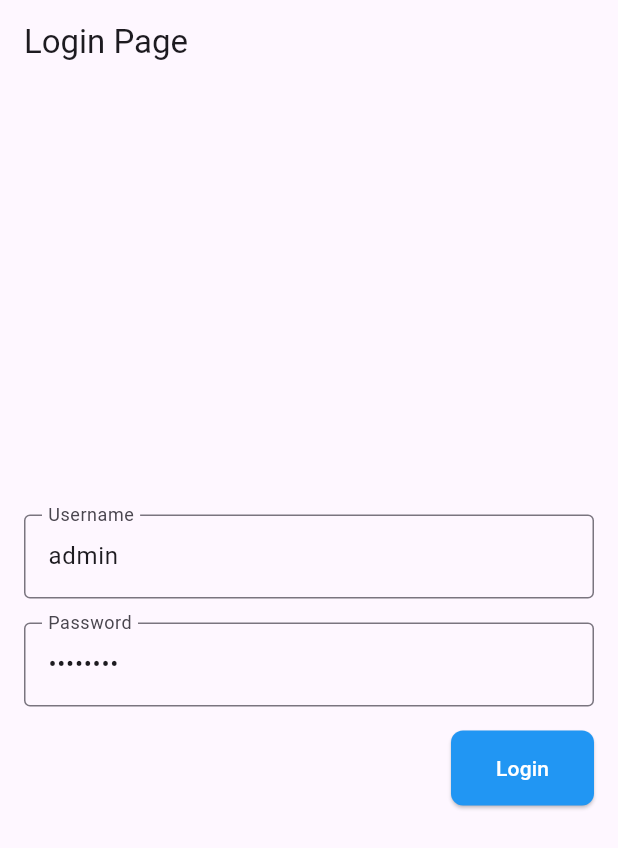
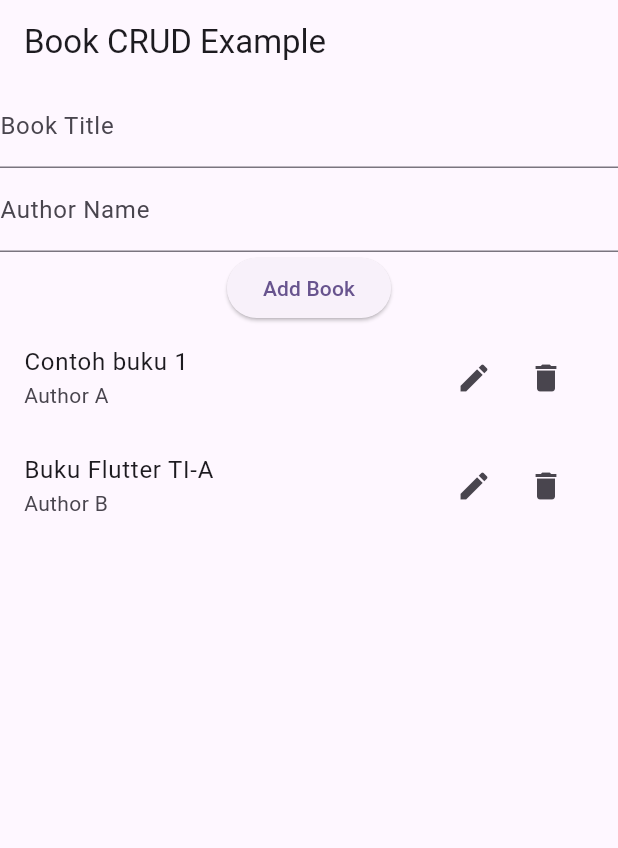
Before and after one commit to siopipin/pengembangan_aplikasi_mobile_flutter, a Flutter app: the screen it shows after launch, on a phone screen of 412 x 824 dp. Shown: the top 848 px of the screen. Run offline on Flutter 3.47's test engine with Material 3 defaults, Android fonts, the phone set to English and light mode, and no system bars.

Commit message:
add book crud example

```diff
--- /dev/null
+++ b/lib/M07/crud_example/book_class.dart
@@ -0,0 +1,29 @@
+class Book {
+  String title;
+  String author;
+
+  Book({required this.title, required this.author});
+}
+
+class BookData {
+  List<Book> books = [
+    Book(title: "Contoh buku 1", author: "Author A"),
+    Book(title: "Buku Flutter TI-A", author: "Author B"),
+  ];
+
+  void addBook(String title, String author) {
+    books.add(Book(title: title, author: author));
+  }
+
+  void deleteBook(int index) {
+    if (index >= 0 && index < books.length) {
+      books.removeAt(index);
+    }
+  }
+
+  void updateBook(int index, String title, String author) {
+    if (index >= 0 && index < books.length) {
+      books[index] = Book(title: title, author: author);
+    }
+  }
+}
--- /dev/null
+++ b/lib/M07/crud_example/book_screen.dart
@@ -0,0 +1,112 @@
+import 'package:flutter/material.dart';
+import 'package:pengembangan_aplikasi_mobile_flutter/M07/crud_example/book_class.dart';
+
+class BookScreen extends StatefulWidget {
+  @override
+  _BookScreenState createState() => _BookScreenState();
+}
+
+class _BookScreenState extends State<BookScreen> {
+  final BookData bookData = BookData();
+  final TextEditingController titleController = TextEditingController();
+  final TextEditingController authorController = TextEditingController();
+
+  @override
+  Widget build(BuildContext context) {
+    return Scaffold(
+      appBar: AppBar(
+        title: Text('Book CRUD Example'),
+      ),
+      body: Column(
+        children: [
+          TextField(
+            controller: titleController,
+            decoration: InputDecoration(labelText: 'Book Title'),
+          ),
+          TextField(
+            controller: authorController,
+            decoration: InputDecoration(labelText: 'Author Name'),
+          ),
+          ElevatedButton(
+            onPressed: () {
+              bookData.addBook(titleController.text, authorController.text);
+              setState(() {});
+            },
+            child: Text('Add Book'),
+          ),
+          Expanded(
+            child: ListView.builder(
+              itemCount: bookData.books.length,
+              itemBuilder: (context, index) {
+                final book = bookData.books[index];
+                return ListTile(
+                  title: Text(book.title),
+                  subtitle: Text(book.author),
+                  trailing: Row(
+                    mainAxisSize: MainAxisSize.min,
+                    children: [
+                      IconButton(
+                        icon: Icon(Icons.edit),
+                        onPressed: () {
+                          titleController.text = book.title;
+                          authorController.text = book.author;
+                          showDialog(
+                            context: context,
+                            builder: (context) => AlertDialog(
+                              title: Text('Edit Book'),
+                              content: Column(
+                                mainAxisSize: MainAxisSize.min,
+                                children: [
+                                  TextField(
+                                    controller: titleController,
+                                    decoration: InputDecoration(
+                                        labelText: 'Book Title'),
+                                  ),
+                                  TextField(
+                                    controller: authorController,
+                                    decoration: InputDecoration(
+                                        labelText: 'Author Name'),
+                                  ),
+                                ],
+                              ),
+                              actions: [
+                                TextButton(
+                                  onPressed: () {
+                                    bookData.updateBook(
+                                        index,
+                                        titleController.text,
+                                        authorController.text);
+                                    Navigator.pop(context);
+                                    setState(() {});
+                                  },
+                                  child: Text('Update'),
+                                ),
+                                TextButton(
+                                  onPressed: () {
+                                    Navigator.pop(context);
+                                  },
+                                  child: Text('Cancel'),
+                                ),
+                              ],
+                            ),
+                          );
+                        },
+                      ),
+                      IconButton(
+                        icon: Icon(Icons.delete),
+                        onPressed: () {
+                          bookData.deleteBook(index);
+                          setState(() {});
+                        },
+                      ),
+                    ],
+                  ),
+                );
+              },
+            ),
+          ),
+        ],
+      ),
+    );
+  }
+}
--- a/lib/M07/myMenu/myMenu_screen.dart
+++ b/lib/M07/myMenu/myMenu_screen.dart
@@ -53,7 +53,7 @@ class _MyMenuState extends State<MyMenu> {
           Expanded(
             child: ListView.builder(
               itemCount: _menuItems.length,
-              itemBuilder: (context, index) {
+              itemBuilder: (contexts, index) {
                 return GestureDetector(
                   onTap: () => _selectMenu(
                       _menuItems[index]['name'], _menuItems[index]['price']),
--- a/lib/main.dart
+++ b/lib/main.dart
@@ -9,9 +9,11 @@ import 'package:pengembangan_aplikasi_mobile_flutter/M06/praktek/auth_screen.dar
 import 'package:pengembangan_aplikasi_mobile_flutter/M06/teori/login_screen.dart';
 import 'package:pengembangan_aplikasi_mobile_flutter/M06/teori/news_screen.dart';
 import 'package:pengembangan_aplikasi_mobile_flutter/M06/test/auth2_screen.dart';
+import 'package:pengembangan_aplikasi_mobile_flutter/M07/crud_example/book_screen.dart';
 import 'package:pengembangan_aplikasi_mobile_flutter/M07/myMenu/login_myMenu.dart';
 import 'package:pengembangan_aplikasi_mobile_flutter/M07/praktek/login_ujian.dart';
 import 'package:pengembangan_aplikasi_mobile_flutter/M07/teori/counter_screen.dart';
+import 'package:pengembangan_aplikasi_mobile_flutter/M07/xl/xl_screen.dart';
 
 void main() {
   runApp(const MyApp());
@@ -29,7 +31,7 @@ class MyApp extends StatelessWidget {
         colorScheme: ColorScheme.fromSeed(seedColor: Colors.deepPurple),
         useMaterial3: true,
       ),
-      home: LoginExamPage(),
+      home: BookScreen(),
     );
   }
 }
```
Also changed, not shown: lib/M07/xl/components/Textfield_custom2.dart (added, +19 -0 lines), lib/M07/xl/xl_screen.dart (added, +57 -0 lines).
